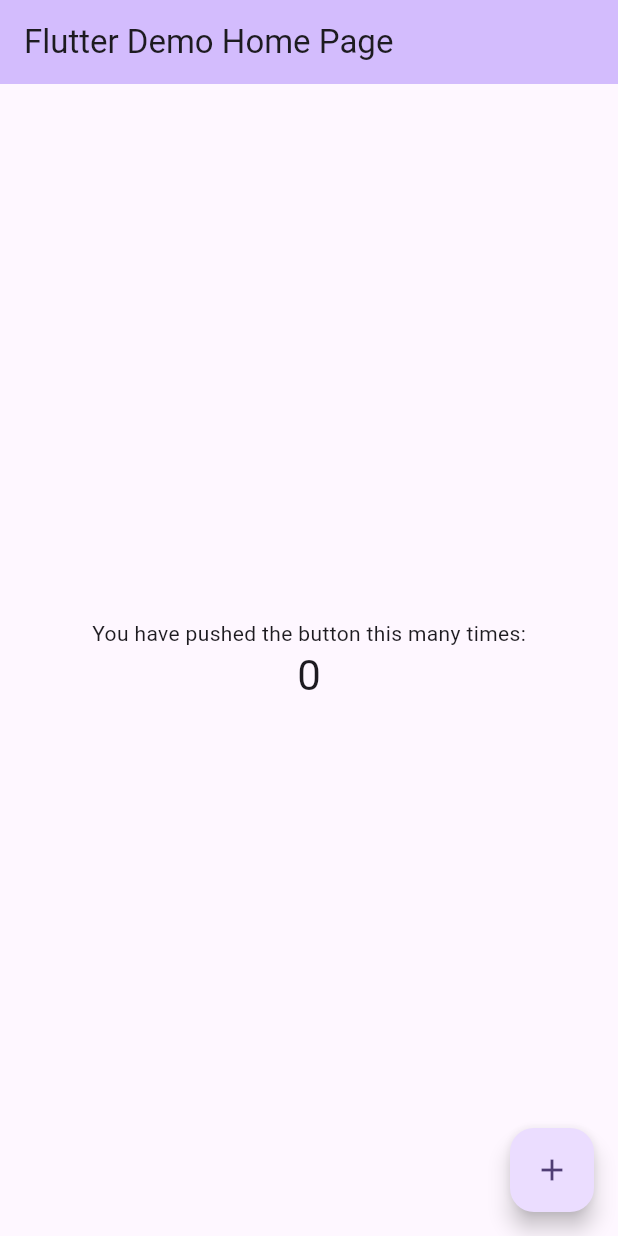
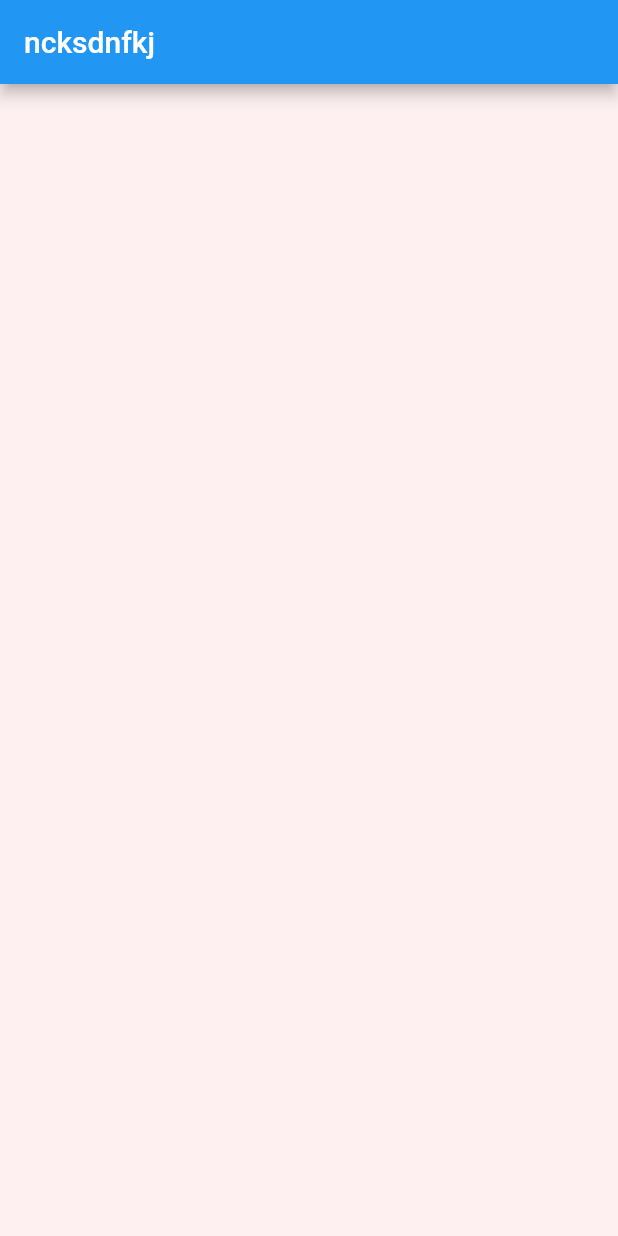
Before and after one commit to Marimaiko/stfm, a Flutter app: the screen it shows after launch, on a phone screen of 412 x 824 dp. Run offline on Flutter 3.47's test engine with Material 2 defaults, Android fonts, the phone set to English and light mode, and no system bars.

Commit message:
colors pattern

```diff
--- /dev/null
+++ b/stfm_app/lib/_core/colors_pattern.dart
@@ -0,0 +1,11 @@
+import 'package:flutter/material.dart';
+
+class ColorsPattern {
+  static const Color black = Color(0xFF00000);
+  static const Color gold = Color(0xFFE1C340);
+  static const Color yellow = Color(0xFFFDBF00);
+  static const Color lightYellow = Color(0xFFEDDD0C);
+
+  static const Color red = Color(0xFFE42525);
+  static const Color green = Color(0xFF7ED957);
+}
--- a/stfm_app/lib/main.dart
+++ b/stfm_app/lib/main.dart
@@ -1,4 +1,5 @@
 import 'package:flutter/material.dart';
+import 'package:stfm_app/screens/Login.dart';
 
 void main() {
   runApp(const MyApp());
@@ -7,119 +8,10 @@ void main() {
 class MyApp extends StatelessWidget {
   const MyApp({super.key});
 
-  // This widget is the root of your application.
   @override
   Widget build(BuildContext context) {
-    return MaterialApp(
-      title: 'Flutter Demo',
-      theme: ThemeData(
-        // This is the theme of your application.
-        //
-        // TRY THIS: Try running your application with "flutter run". You'll see
-        // the application has a blue toolbar. Then, without quitting the app,
-        // try changing the seedColor in the colorScheme below to Colors.green
-        // and then invoke "hot reload" (save your changes or press the "hot
-        // reload" button in a Flutter-supported IDE, or press "r" if you used
-        // the command line to start the app).
-        //
-        // Notice that the counter didn't reset back to zero; the application
-        // state is not lost during the reload. To reset the state, use hot
-        // restart instead.
-        //
-        // This works for code too, not just values: Most code changes can be
-        // tested with just a hot reload.
-        colorScheme: ColorScheme.fromSeed(seedColor: Colors.deepPurple),
-        useMaterial3: true,
-      ),
-      home: const MyHomePage(title: 'Flutter Demo Home Page'),
+    return const MaterialApp(
+      home: Login(),
     );
   }
 }
-
-class MyHomePage extends StatefulWidget {
-  const MyHomePage({super.key, required this.title});
-
-  // This widget is the home page of your application. It is stateful, meaning
-  // that it has a State object (defined below) that contains fields that affect
-  // how it looks.
-
-  // This class is the configuration for the state. It holds the values (in this
-  // case the title) provided by the parent (in this case the App widget) and
-  // used by the build method of the State. Fields in a Widget subclass are
-  // always marked "final".
-
-  final String title;
-
-  @override
-  State<MyHomePage> createState() => _MyHomePageState();
-}
-
-class _MyHomePageState extends State<MyHomePage> {
-  int _counter = 0;
-
-  void _incrementCounter() {
-    setState(() {
-      // This call to setState tells the Flutter framework that something has
-      // changed in this State, which causes it to rerun the build method below
-      // so that the display can reflect the updated values. If we changed
-      // _counter without calling setState(), then the build method would not be
-      // called again, and so nothing would appear to happen.
-      _counter++;
-    });
-  }
-
-  @override
-  Widget build(BuildContext context) {
-    // This method is rerun every time setState is called, for instance as done
-    // by the _incrementCounter method above.
-    //
-    // The Flutter framework has been optimized to make rerunning build methods
-    // fast, so that you can just rebuild anything that needs updating rather
-    // than having to individually change instances of widgets.
-    return Scaffold(
-      appBar: AppBar(
-        // TRY THIS: Try changing the color here to a specific color (to
-        // Colors.amber, perhaps?) and trigger a hot reload to see the AppBar
-        // change color while the other colors stay the same.
-        backgroundColor: Theme.of(context).colorScheme.inversePrimary,
-        // Here we take the value from the MyHomePage object that was created by
-        // the App.build method, and use it to set our appbar title.
-        title: Text(widget.title),
-      ),
-      body: Center(
-        // Center is a layout widget. It takes a single child and positions it
-        // in the middle of the parent.
-        child: Column(
-          // Column is also a layout widget. It takes a list of children and
-          // arranges them vertically. By default, it sizes itself to fit its
-          // children horizontally, and tries to be as tall as its parent.
-          //
-          // Column has various properties to control how it sizes itself and
-          // how it positions its children. Here we use mainAxisAlignment to
-          // center the children vertically; the main axis here is the vertical
-          // axis because Columns are vertical (the cross axis would be
-          // horizontal).
-          //
-          // TRY THIS: Invoke "debug painting" (choose the "Toggle Debug Paint"
-          // action in the IDE, or press "p" in the console), to see the
-          // wireframe for each widget.
-          mainAxisAlignment: MainAxisAlignment.center,
-          children: <Widget>[
-            const Text(
-              'You have pushed the button this many times:',
-            ),
-            Text(
-              '$_counter',
-              style: Theme.of(context).textTheme.headlineMedium,
-            ),
-          ],
-        ),
-      ),
-      floatingActionButton: FloatingActionButton(
-        onPressed: _incrementCounter,
-        tooltip: 'Increment',
-        child: const Icon(Icons.add),
-      ), // This trailing comma makes auto-formatting nicer for build methods.
-    );
-  }
-}
--- /dev/null
+++ b/stfm_app/lib/screens/Login.dart
@@ -0,0 +1,19 @@
+import 'package:flutter/material.dart';
+import 'package:stfm_app/_core/colors_pattern.dart';
+
+class Login extends StatefulWidget {
+  const Login({super.key});
+
+  @override
+  State<Login> createState() => _LoginState();
+}
+
+class _LoginState extends State<Login> {
+  @override
+  Widget build(BuildContext context) {
+    return Scaffold(
+      backgroundColor: ColorsPattern.black,
+      appBar: AppBar(title: Text("ncksdnfkj")),
+    );
+  }
+}
```
